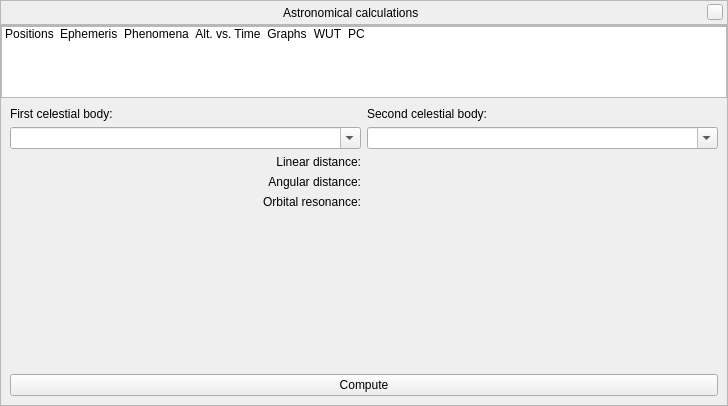
Qt form src/gui/astroCalcDialog.ui (519984307/stellarium_src) before a commit.
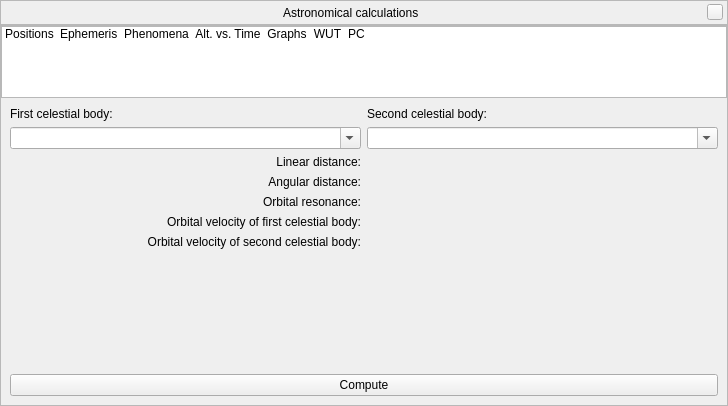
The same form after that commit. The open tabs and pages were chosen to show the change. Icons and pictures are not drawn. Custom widgets are drawn as their Qt base class.

Commit message: Added orbital velocities for AstroCalc/PC tool

Diff of the .ui file:
```diff
--- a/src/gui/astroCalcDialog.ui
+++ b/src/gui/astroCalcDialog.ui
@@ -1063,6 +1063,32 @@
             <item row="4" column="1">
              <widget class="QLabel" name="labelOrbitalResonanceValue"/>
             </item>
+            <item row="5" column="0">
+             <widget class="QLabel" name="labelOrbitalVelocityFCB">
+              <property name="text">
+               <string>Orbital velocity of first celestial body:</string>
+              </property>
+              <property name="alignment">
+               <set>Qt::AlignRight|Qt::AlignTrailing|Qt::AlignVCenter</set>
+              </property>
+             </widget>
+            </item>
+            <item row="6" column="0">
+             <widget class="QLabel" name="labelOrbitalVelocitySCB">
+              <property name="text">
+               <string>Orbital velocity of second celestial body:</string>
+              </property>
+              <property name="alignment">
+               <set>Qt::AlignRight|Qt::AlignTrailing|Qt::AlignVCenter</set>
+              </property>
+             </widget>
+            </item>
+            <item row="5" column="1">
+             <widget class="QLabel" name="labelOrbitalVelocityFCBValue"/>
+            </item>
+            <item row="6" column="1">
+             <widget class="QLabel" name="labelOrbitalVelocitySCBValue"/>
+            </item>
            </layout>
           </item>
           <item row="2" column="0">
```
Left out of the diff: 26 changed lines with no effect on the pictures. The commit also changes 1 other file.
